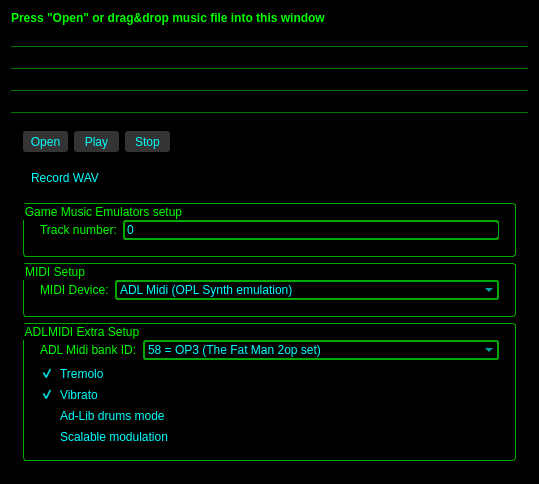
WohlSoft/Moondust-Project, file MusicPlayer/mainwindow.ui: the form before one commit.
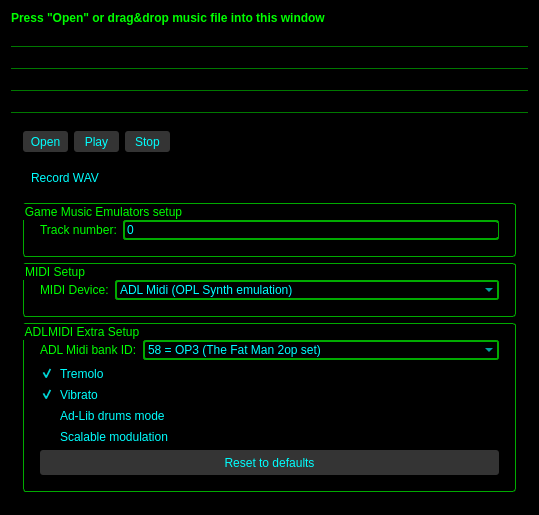
The form after the commit. Icons and pictures are not drawn.

Commit message: Added button to reset ADLMIDI settings to default state

```diff
--- a/MusicPlayer/mainwindow.ui
+++ b/MusicPlayer/mainwindow.ui
@@ -7,7 +7,7 @@
     <x>0</x>
     <y>0</y>
     <width>485</width>
-    <height>461</height>
+    <height>492</height>
    </rect>
   </property>
   <property name="acceptDrops">
@@ -467,6 +467,13 @@
             </property>
            </widget>
           </item>
+          <item row="7" column="0" colspan="2">
+           <widget class="QPushButton" name="resetDefaultADLMIDI">
+            <property name="text">
+             <string>Reset to defaults</string>
+            </property>
+           </widget>
+          </item>
          </layout>
         </widget>
        </item>
```
The commit also changes 2 other files.
